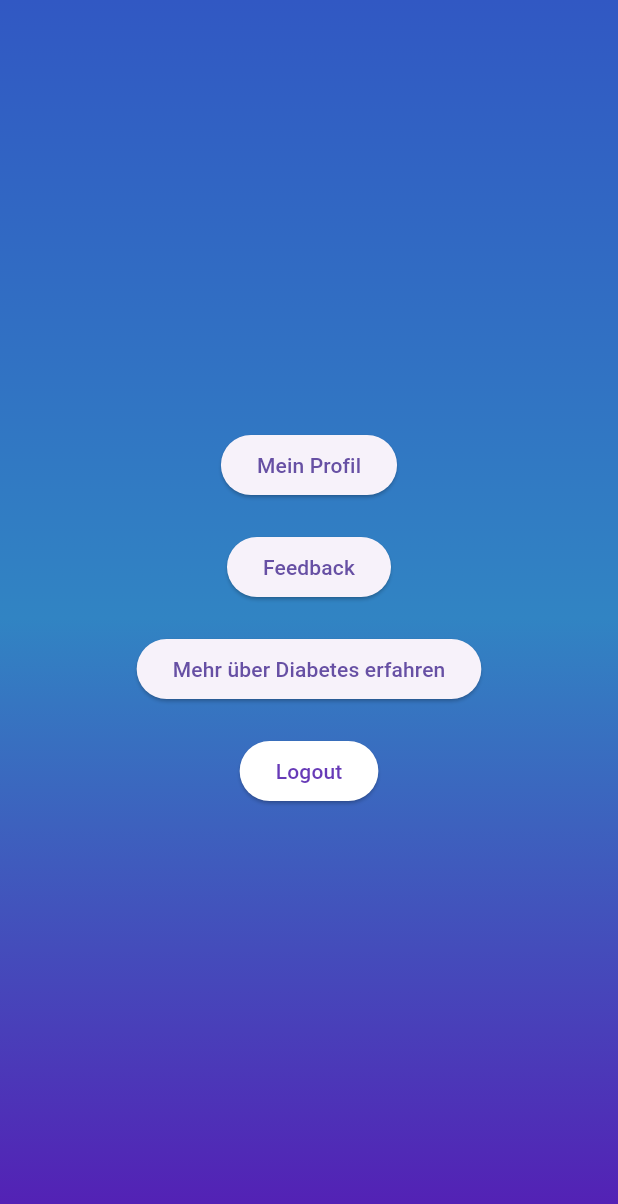
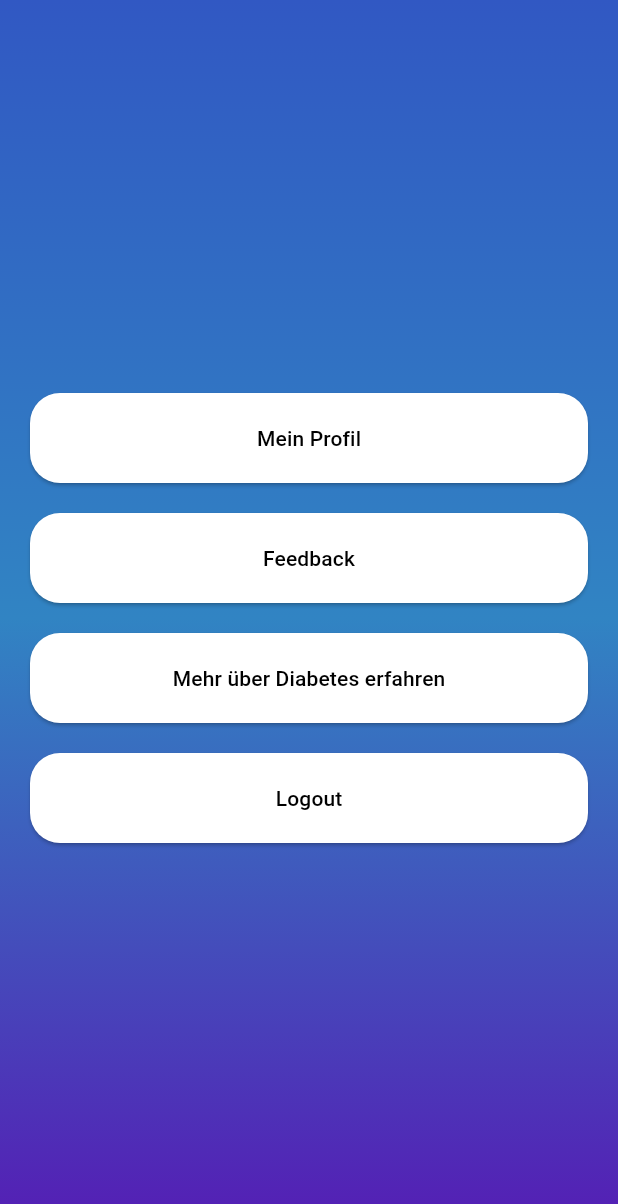
Before and after one commit to Jonalismus/companio_diabetes_app, a Flutter app: the SettingsPage screen opened directly, on a phone screen of 412 x 824 dp. Shown: the top 1204 px of the screen. Run offline on Flutter 3.47's test engine with Material 3 defaults, Android fonts, the phone set to English and light mode, and no system bars; our stand-ins replace cloud_firestore, csv, firebase_auth, firebase_core, flutter_datetime_picker_plus, flutter_local_notifications and 4 more; missing offline and left inert: flutter_barcode_scanner; accounts and stored records are empty.

Commit message:
change buttons in settings

```diff
--- a/lib/screens/pages/settings.dart
+++ b/lib/screens/pages/settings.dart
@@ -42,6 +42,8 @@ class SettingsPageState extends State<SettingsPage> {
             end: Alignment.bottomCenter,
           ),
         ),
+        child: Padding(
+          padding: const EdgeInsets.symmetric(horizontal: 20.0),
           child: Center(
             child: Column(
               mainAxisAlignment: MainAxisAlignment.center,
@@ -49,15 +51,31 @@ class SettingsPageState extends State<SettingsPage> {
                 ElevatedButton(
                   onPressed: _navigateToProfile,
                   child: const Text('Mein Profil'),
+                  style: ElevatedButton.styleFrom(
+                    primary: Colors.white,
+                    onPrimary: Colors.black,
+                    shape: RoundedRectangleBorder(
+                      borderRadius: BorderRadius.circular(20.0),
+                    ),
+                    minimumSize: Size(double.infinity, 60.0),
+                  ),
                 ),
                 const SizedBox(height: 20),
                 ElevatedButton(
                   onPressed: () {
                     Navigator.push(
                       context,
-                  MaterialPageRoute(builder: (context) =>  FeedbackScreen()),
+                      MaterialPageRoute(builder: (context) => FeedbackScreen()),
                     );
                   },
+                  style: ElevatedButton.styleFrom(
+                    primary: Colors.white,
+                    onPrimary: Colors.black,
+                    shape: RoundedRectangleBorder(
+                      borderRadius: BorderRadius.circular(20.0),
+                    ),
+                    minimumSize: Size(double.infinity, 60.0),
+                  ),
                   child: const Text('Feedback'),
                 ),
                 const SizedBox(height: 20),
@@ -68,6 +86,14 @@ class SettingsPageState extends State<SettingsPage> {
                       MaterialPageRoute(builder: (context) => const DiabetesEducationPage()),
                     );
                   },
+                  style: ElevatedButton.styleFrom(
+                    primary: Colors.white,
+                    onPrimary: Colors.black,
+                    shape: RoundedRectangleBorder(
+                      borderRadius: BorderRadius.circular(20.0),
+                    ),
+                    minimumSize: Size(double.infinity, 60.0),
+                  ),
                   child: const Text('Mehr über Diabetes erfahren'),
                 ),
                 const SizedBox(height: 20),
@@ -75,14 +101,19 @@ class SettingsPageState extends State<SettingsPage> {
                   onPressed: _logout,
                   child: const Text('Logout'),
                   style: ElevatedButton.styleFrom(
-                foregroundColor: Colors.deepPurple,
-                backgroundColor: Colors.white,
+                    primary: Colors.white,
+                    onPrimary: Colors.black,
+                    shape: RoundedRectangleBorder(
+                      borderRadius: BorderRadius.circular(20.0),
+                    ),
+                    minimumSize: Size(double.infinity, 60.0),
                   ),
                 ),
               ],
             ),
           ),
         ),
+      ),
     );
   }
 }
```
Lines whose indentation alone changed are shown as unchanged.
